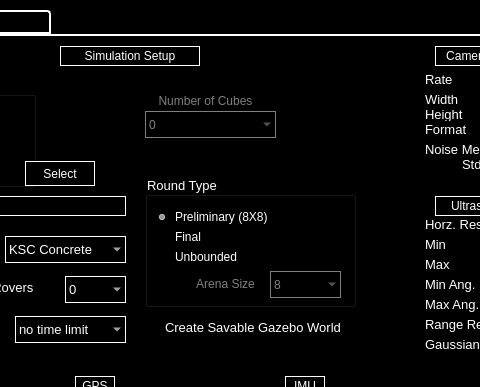
Qt form src/rqt_rover_gui/src/rover_gui_plugin.ui (BCLab-UNM/CPFA-ROS) before a commit; both pictures show x 475 to 955 and y 0 to 387 of the 1100 by 725 pixel window.
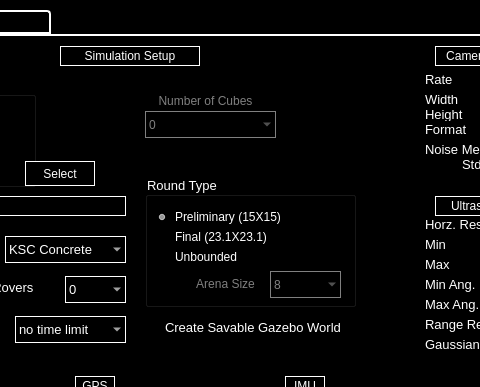
The same form after that commit. The open tabs and pages were chosen to show the change. Custom widgets are drawn as their Qt base class.

Commit message: Update the initial locations of rovers for swarmathon competition.Update the mapping of pheromone trails

Patch:
```diff
--- a/src/rqt_rover_gui/src/rover_gui_plugin.ui
+++ b/src/rqt_rover_gui/src/rover_gui_plugin.ui
@@ -783,7 +783,7 @@
         <rect>
          <x>10</x>
          <y>30</y>
-         <width>151</width>
+         <width>171</width>
          <height>22</height>
         </rect>
        </property>
@@ -791,7 +791,7 @@
         <string notr="true">color: rgb(255, 255, 255);</string>
        </property>
        <property name="text">
-        <string>Preliminary (8X8)</string>
+        <string>Preliminary (15X15)</string>
        </property>
        <property name="checked">
         <bool>true</bool>
@@ -805,7 +805,7 @@
         <rect>
          <x>10</x>
          <y>50</y>
-         <width>71</width>
+         <width>151</width>
          <height>22</height>
         </rect>
        </property>
@@ -813,7 +813,7 @@
         <string notr="true">color: rgb(255, 255, 255);</string>
        </property>
        <property name="text">
-        <string>Final </string>
+        <string>Final (23.1X23.1) </string>
        </property>
       </widget>
       <widget class="QRadioButton" name="unbounded_radio_button">
```
The commit also changes 7 other files.
